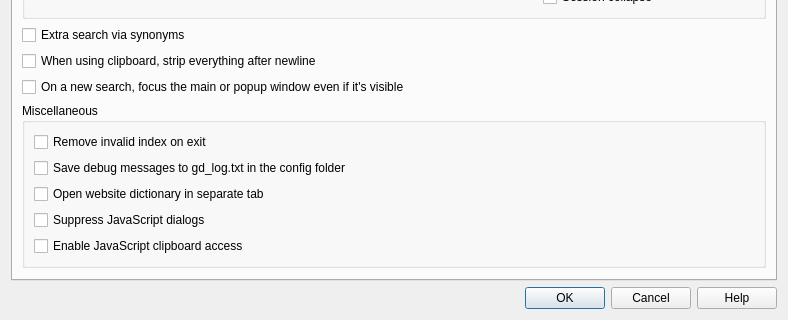
The window that src/ui/preferences.ui (xiaoyifang/goldendict-ng) describes before a commit, drawn with Qt 5; both pictures show x 0 to 788 and y 268 to 588 of the 788 by 588 pixel window.
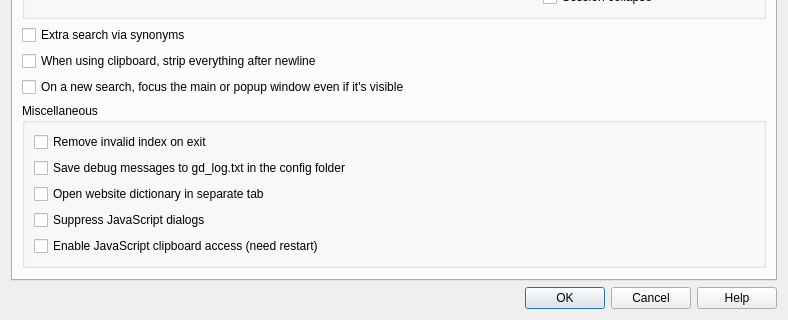
The same window after the commit. The open tabs and pages were chosen to show the change. Icons and pictures are not drawn.

Commit message: opt: add ui notification about clipboard change.

The edit to the form file:
```diff
--- a/src/ui/preferences.ui
+++ b/src/ui/preferences.ui
@@ -1939,7 +1939,7 @@
              <string>Allow JavaScript to access clipboard in the article view.</string>
             </property>
             <property name="text">
-             <string>Enable JavaScript clipboard access</string>
+             <string>Enable JavaScript clipboard access (need restart)</string>
             </property>
            </widget>
           </item>
```
The commit also changes 2 other files.
